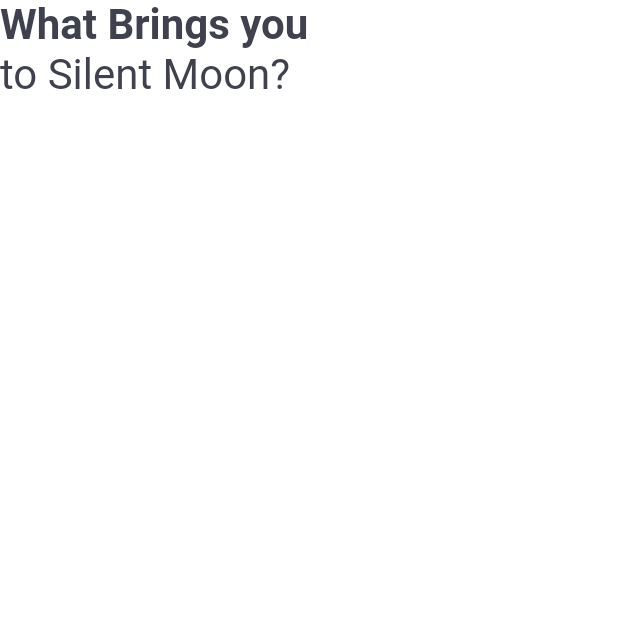
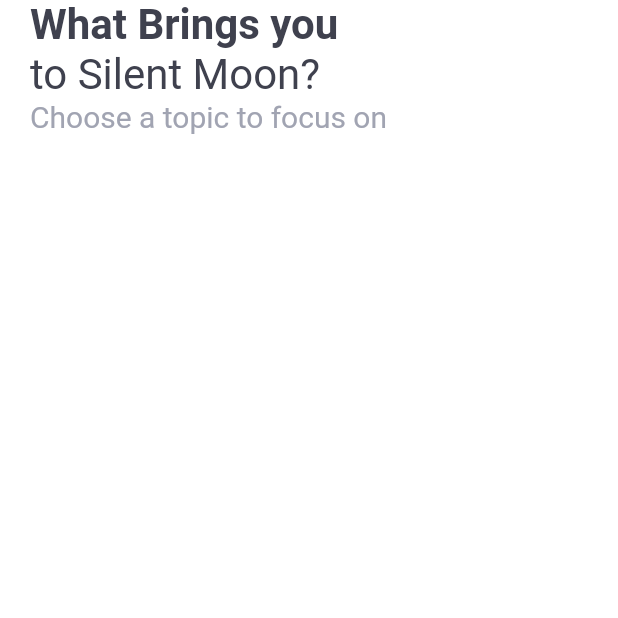
Before and after one commit to CEFab/meditation, a Flutter app: the ChooseTopicScreen screen opened directly, on a phone screen of 412 x 824 dp, the top half of it. Run offline on Flutter 3.47's test engine with Material 3 defaults, Android fonts, the phone set to English and light mode, and no system bars; Roboto replaces fonts that are missing (HelveticaNeue).

Commit message:
Staggered gridview dependency, choose topic screen structure.

```diff
--- a/lib/screen/home/choose_topic_screen.dart
+++ b/lib/screen/home/choose_topic_screen.dart
@@ -1,4 +1,5 @@
 import 'package:flutter/material.dart';
+import 'package:flutter_staggered_grid_view/flutter_staggered_grid_view.dart';
 import 'package:meditation/common/color_extension.dart';
 
 class ChooseTopicScreen extends StatefulWidget {
@@ -13,9 +14,18 @@ class _ChooseTopicScreenState extends State<ChooseTopicScreen> {
   Widget build(BuildContext context) {
     return Scaffold(
       body: Column(
+        children: [
+          SafeArea(
+            bottom: false,
+            child: Padding(
+              padding: const EdgeInsets.symmetric(horizontal: 20),
+              child: Column(
                 crossAxisAlignment: CrossAxisAlignment.start,
                 children: [
-          Text(
+                  Row(
+                    children: [
+                      Expanded(
+                        child: Text(
                           "What Brings you",
                           style: TextStyle(
                             color: TColor.primaryText,
@@ -23,13 +33,27 @@ class _ChooseTopicScreenState extends State<ChooseTopicScreen> {
                             fontWeight: FontWeight.w700,
                           ),
                         ),
+                      ),
+                    ],
+                  ),
                   Text(
                     "to Silent Moon?",
                     style: TextStyle(
                       color: TColor.primaryText,
                       fontSize: 28,
                     ),
-          )
+                  ),
+                  Text(
+                    "Choose a topic to focus on",
+                    style: TextStyle(
+                      color: TColor.secondaryText,
+                      fontSize: 20,
+                    ),
+                  ),
+                ],
+              ),
+            ),
+          ),
         ],
       ),
     );
--- a/lib/screen/login/startup_screen.dart
+++ b/lib/screen/login/startup_screen.dart
@@ -2,6 +2,7 @@ import 'package:flutter/material.dart';
 import 'package:flutter/services.dart';
 import 'package:meditation/common/color_extension.dart';
 import 'package:meditation/common_widget/round_button.dart';
+import 'package:meditation/screen/home/choose_topic_screen.dart';
 import 'package:meditation/screen/home/reminders_screen.dart';
 import 'package:meditation/screen/home/welcome_screen.dart';
 import 'package:meditation/screen/login/login_screen.dart';
@@ -57,7 +58,8 @@ class _StartUpScreenState extends State<StartUpScreen> {
           RoundButton(
               title: "SIGN UP",
               onPressed: () {
-                context.push(const SignUpScreen());
+                context.push(const ChooseTopicScreen());
+                // context.push(const SignUpScreen());
                 // context.push(const WelcomeScreen());
                 // context.push(const RemindersScreen());
               }),
--- a/pubspec.yaml
+++ b/pubspec.yaml
@@ -35,6 +35,7 @@ dependencies:
   # The following adds the Cupertino Icons font to your application.
   # Use with the CupertinoIcons class for iOS style icons.
   cupertino_icons: ^1.0.8
+  flutter_staggered_grid_view: ^0.7.0
 
 dev_dependencies:
   flutter_test:
```
Also changed, not shown: pubspec.lock. Lines whose indentation alone changed are shown as unchanged.
